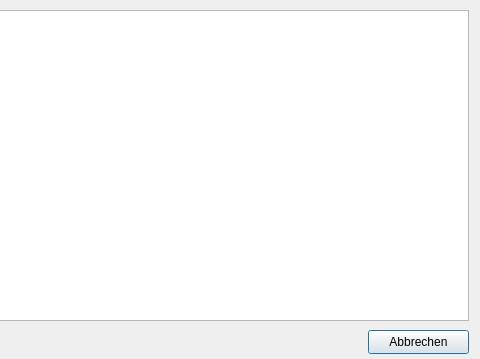
The window that CProgressDialog.ui (inyokaproject/inyokaedit) describes before a commit, drawn with Qt 5; both pictures show x 262 to 742 and y 0 to 359 of the 742 by 359 pixel window.
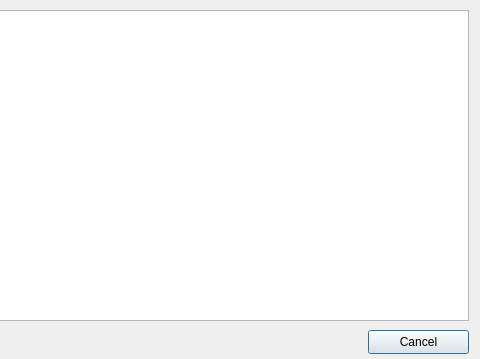
The same window after the commit. Icons and pictures are not drawn.

```diff
--- a/CProgressDialog.ui
+++ b/CProgressDialog.ui
@@ -70,7 +70,7 @@
     </rect>
    </property>
    <property name="text">
-    <string>Abbrechen</string>
+    <string>Cancel</string>
    </property>
   </widget>
  </widget>
```
Left out of the diff: 8 changed lines with no effect on the pictures.
